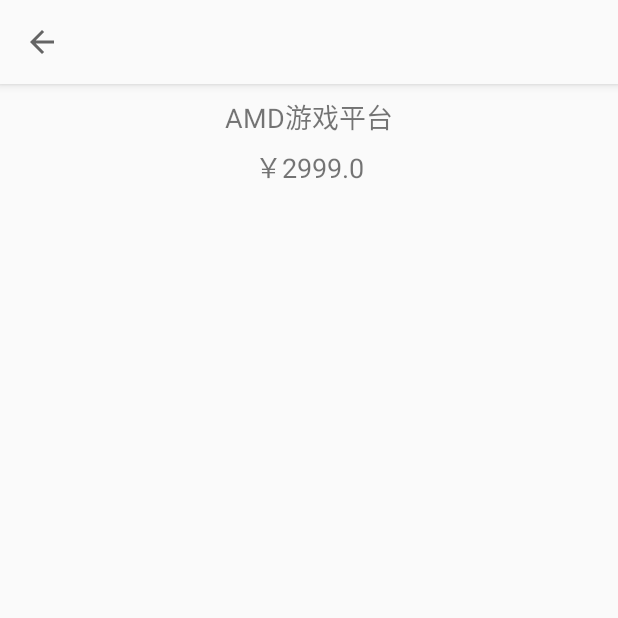
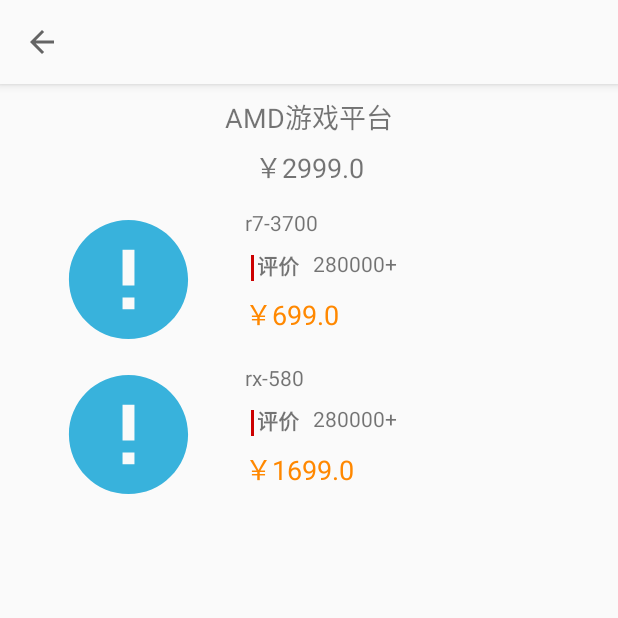
Before and after one commit to P9J7/PC_Builder, an Android app: the screen it shows after launch (MainActivity), after a tap on "AMD游戏平台", on a phone screen of 412 x 824 dp, the top half of it. Run offline under Robolectric (Android 15) with nearby library versions, the phone set to English and light mode, and no system bars; our stand-ins replace Room's generated code; pictures from the network do not load; 4 statements that could not run were skipped.

Commit message:
使用LiveData重构了硬编码

```diff
--- a/app/build.gradle
+++ b/app/build.gradle
@@ -20,6 +20,10 @@
             proguardFiles getDefaultProguardFile('proguard-android-optimize.txt'), 'proguard-rules.pro'
         }
     }
+    compileOptions {
+        sourceCompatibility = 1.8
+        targetCompatibility = 1.8
+    }
 
 }
 
--- /dev/null
+++ b/app/src/main/java/com/p9j7/pcbuilder/Adapter/DisplayAdapter.java
@@ -0,0 +1,100 @@
+package com.p9j7.pcbuilder.Adapter;
+
+import android.content.Context;
+import android.view.LayoutInflater;
+import android.view.View;
+import android.view.ViewGroup;
+import android.widget.ImageView;
+import android.widget.TextView;
+
+import androidx.annotation.NonNull;
+import androidx.recyclerview.widget.DiffUtil;
+import androidx.recyclerview.widget.ListAdapter;
+import androidx.recyclerview.widget.RecyclerView;
+
+import com.p9j7.pcbuilder.Model.Part;
+import com.p9j7.pcbuilder.R;
+import com.p9j7.pcbuilder.Util.LoadImage;
+
+import java.util.List;
+
+public class DisplayAdapter extends ListAdapter<Part, DisplayAdapter.DisplayViewHolder> {
+    private Context context;
+    private List<Part> parts;
+
+    private SchemeAdapter.OnItemClickListener mOnItemClickListener;
+
+
+    public interface OnItemClickListener {
+        void onItemClick();
+    }
+    public void setOnItemClickListener(SchemeAdapter.OnItemClickListener onItemClickListener) {
+        mOnItemClickListener = onItemClickListener;
+    }
+
+    public DisplayAdapter(Context context) {
+        super(new DiffUtil.ItemCallback<Part>() {
+            @Override
+            public boolean areItemsTheSame(@NonNull Part oldItem, @NonNull Part newItem) {
+                return oldItem.getPartId() == newItem.getPartId();
+            }
+
+            @Override
+            public boolean areContentsTheSame(@NonNull Part oldItem, @NonNull Part newItem) {
+                return (oldItem.getDetail().equals(newItem.getDetail()) &&
+                        oldItem.getPrice() == newItem.getPrice() &&
+                        oldItem.getTitle().equals(newItem.getTitle()) &&
+                        oldItem.getCategory().equals(newItem.getTitle()));
+            }
+        });
+        this.context = context;
+    }
+
+    @NonNull
+    @Override
+    public DisplayViewHolder onCreateViewHolder(@NonNull ViewGroup parent, int viewType) {
+        LayoutInflater layoutInflater = LayoutInflater.from(parent.getContext());
+        View itemView = layoutInflater.inflate(R.layout.display_item, parent, false);
+        final DisplayViewHolder holder = new DisplayViewHolder(itemView);
+        holder.itemView.setOnClickListener(new View.OnClickListener() {
+            @Override
+            public void onClick(View v) {
+                // 跳转到配置详情界面
+//                schemeViewModel.select(schemes.get(holder.getAdapterPosition()));
+                mOnItemClickListener.onItemClick();
+            }
+        });
+        return holder;
+    }
+
+    @Override
+    public void onBindViewHolder(@NonNull DisplayViewHolder holder, int position) {
+        final Part part = parts.get(position);
+        holder.partName.setText(part.getTitle());
+        holder.partPrice.setText("￥" + part.getPrice());
+        LoadImage.glideClrcle(context, part.getImgPath(), holder.partPic);
+    }
+
+    public void setParts(List<Part> parts) {
+        this.parts = parts;
+        notifyDataSetChanged();
+    }
+
+    @Override
+    public int getItemCount() {
+        return parts.size();
+    }
+
+    public class DisplayViewHolder extends RecyclerView.ViewHolder {
+        private TextView partName;
+        private TextView partPrice;
+        private TextView partDetail;
+        private ImageView partPic;
+        public DisplayViewHolder(@NonNull View itemView) {
+            super(itemView);
+            partName = itemView.findViewById(R.id.partName);
+            partPrice = itemView.findViewById(R.id.partPrice);
+            partPic = itemView.findViewById(R.id.partPic);
+        }
+    }
+}
--- a/app/src/main/java/com/p9j7/pcbuilder/Adapter/SchemeAdapter.java
+++ b/app/src/main/java/com/p9j7/pcbuilder/Adapter/SchemeAdapter.java
@@ -6,7 +6,6 @@
 import android.view.View;
 import android.view.ViewGroup;
 import android.widget.ImageView;
-import android.widget.LinearLayout;
 import android.widget.TextView;
 
 import androidx.annotation.NonNull;
@@ -14,19 +13,21 @@
 import androidx.recyclerview.widget.ListAdapter;
 import androidx.recyclerview.widget.RecyclerView;
 
-import com.bumptech.glide.Glide;
+import com.p9j7.pcbuilder.Model.Part;
+import com.p9j7.pcbuilder.Model.SchemeWithParts;
 import com.p9j7.pcbuilder.R;
-import com.p9j7.pcbuilder.Model.Scheme;
 import com.p9j7.pcbuilder.Data.SchemeViewModel;
+import com.p9j7.pcbuilder.Util.LoadImage;
 
+import java.util.Iterator;
 import java.util.List;
 
 import static androidx.constraintlayout.widget.Constraints.TAG;
 
 
-public class SchemeAdapter extends ListAdapter<Scheme, SchemeAdapter.SchemeViewHolder> {
+public class SchemeAdapter extends ListAdapter<SchemeWithParts, SchemeAdapter.SchemeViewHolder> {
     private SchemeViewModel schemeViewModel;
-    private List<Scheme> schemes;
+    private List<SchemeWithParts> schemeWithPartsList;
     private Context context;
 
     private OnItemClickListener mOnItemClickListener;
@@ -40,17 +41,17 @@
     }
 
     public SchemeAdapter(SchemeViewModel viewModel, Context context) {
-        super(new DiffUtil.ItemCallback<Scheme>() {
+        super(new DiffUtil.ItemCallback<SchemeWithParts>() {
             @Override
-            public boolean areItemsTheSame(@NonNull Scheme oldItem, @NonNull Scheme newItem) {
-                return oldItem.getSchemeId() == newItem.getSchemeId();
+            public boolean areItemsTheSame(@NonNull SchemeWithParts oldItem, @NonNull SchemeWithParts newItem) {
+                return oldItem.getScheme().getSchemeId() == newItem.getScheme().getSchemeId();
             }
 
             @Override
-            public boolean areContentsTheSame(@NonNull Scheme oldItem, @NonNull Scheme newItem) {
-                return (oldItem.getDetail().equals(newItem.getDetail()) &&
-                        oldItem.getPrice() == newItem.getPrice() &&
-                        oldItem.getName().equals(newItem.getName()));
+            public boolean areContentsTheSame(@NonNull SchemeWithParts oldItem, @NonNull SchemeWithParts newItem) {
+                return (oldItem.getScheme().getDetail().equals(newItem.getScheme().getDetail()) &&
+                        oldItem.getScheme().getPrice() == newItem.getScheme().getPrice() &&
+                        oldItem.getScheme().getName().equals(newItem.getScheme().getName()));
             }
         });
         this.schemeViewModel = viewModel;
@@ -67,7 +68,7 @@
             @Override
             public void onClick(View v) {
                 // 跳转到配置详情界面
-                schemeViewModel.select(schemes.get(holder.getAdapterPosition()));
+                schemeViewModel.select(schemeWithPartsList.get(holder.getAdapterPosition()));
                 mOnItemClickListener.onItemClick();
                 //todo ?????
                 Log.i(TAG, "onClick: ");
@@ -78,14 +79,20 @@
 
     @Override
     public void onBindViewHolder(@NonNull SchemeViewHolder holder, int position) {
-        final Scheme scheme = schemes.get(position);
-        holder.schemeName.setText(scheme.getName());
-        holder.schemePrice.setText("￥" + scheme.getPrice());
-        holder.schemeDetail.setText(scheme.getDetail());
-        Glide.with(context).load("https://img10.360buyimg.com/n1/s450x450_jfs/t3082/185/5978515992/258515/dc6beac1/589a7190N62b6ee82.jpg")
-                .into(holder.imageView);
-        Glide.with(context).load("http://img13.360buyimg.com/n1/s450x450_jfs/t1/114117/14/1515/307612/5e994b5eE24c45abf/684be3b9b37b4f33.jpg")
-                .into(holder.imageView1);
+        final SchemeWithParts scheme = schemeWithPartsList.get(position);
+        holder.schemeName.setText(scheme.getScheme().getName());
+        holder.schemePrice.setText("￥" + scheme.getScheme().getPrice());
+        holder.schemeDetail.setText(scheme.getScheme().getDetail());
+        List<Part> partList = scheme.getParts();
+        if (partList != null) {
+            partList.forEach(item -> {
+                if (item.getCategory().equals("cpu")) {
+                    LoadImage.glideClrcle(context, item.getImgPath(), holder.cpuPhoto);
+                } else if (item.getCategory().equals("dcard")) {
+                    LoadImage.glideClrcle(context, item.getImgPath(), holder.dcardPhoto);
+                }
+            });
+        }
 //        Bitmap bitmap = BitmapFactory.decodeResource(context.getResources(), R.drawable.cpu);
 //        RoundedBitmapDrawable roundedBitmapDrawable = RoundedBitmapDrawableFactory.create(context.getResources(), bitmap);
 //        roundedBitmapDrawable.setCircular(true);
@@ -99,32 +106,30 @@
 
 
 
-    public void setSchemes(List<Scheme> schemes) {
-        this.schemes = schemes;
+    public void setSchemeWithPartsList(List<SchemeWithParts> schemeWithPartsList) {
+        this.schemeWithPartsList = schemeWithPartsList;
         notifyDataSetChanged();
     }
 
     @Override
     public int getItemCount() {
-        return schemes.size();
+        return schemeWithPartsList.size();
     }
 
     public class SchemeViewHolder extends RecyclerView.ViewHolder {
         private TextView schemeName;
         private TextView schemePrice;
         private TextView schemeDetail;
-        private LinearLayout gridPhoto;
-        private ImageView imageView;
-        private ImageView imageView1;
+        private ImageView cpuPhoto;
+        private ImageView dcardPhoto;
 
         public SchemeViewHolder(@NonNull View itemView) {
             super(itemView);
             schemeName = itemView.findViewById(R.id.scheme_name);
             schemePrice = itemView.findViewById(R.id.scheme_price);
             schemeDetail = itemView.findViewById(R.id.scheme_dtl);
-            gridPhoto = itemView.findViewById(R.id.linearLayout);
-            imageView = itemView.findViewById(R.id.imageView8);
-            imageView1 = itemView.findViewById(R.id.imageView7);
+            cpuPhoto = itemView.findViewById(R.id.imageView8);
+            dcardPhoto = itemView.findViewById(R.id.imageView7);
         }
     }
 }
--- a/app/src/main/java/com/p9j7/pcbuilder/Data/PCBuilderDatabase.java
+++ b/app/src/main/java/com/p9j7/pcbuilder/Data/PCBuilderDatabase.java
@@ -30,7 +30,6 @@
                             scheme.put("price", 3699);
                             scheme.put("detail", "i7-9700k+b450m pro+g302+32GDDR4");
                             db.insert("scheme", OnConflictStrategy.REPLACE, scheme);
-//                            scheme.clear();
                             scheme.put("schemeId", 2);
                             scheme.put("name", "AMD游戏平台");
                             scheme.put("price", 2999);
@@ -38,27 +37,32 @@
                             db.insert("scheme", OnConflictStrategy.REPLACE, scheme);
                             ContentValues part = new ContentValues();
                             part.put("partId", 1);
-                            part.put("schemeId", 1);
+                            part.put("schemeForeId", 1);
                             part.put("price", 999.0);
                             part.put("title", "i7-9700k");
+                            part.put("category", "cpu");
+                            part.put("imgPath", "http://img12.360buyimg.com/n1/s450x450_jfs/t27469/203/1025585900/193714/6bfa61b2/5bbf43e7Ndd80aff7.jpg");
                             db.insert("part", OnConflictStrategy.REPLACE, part);
-//                            part.clear();
                             part.put("partId", 2);
-                            part.put("schemeId", 1);
+                            part.put("schemeForeId", 1);
                             part.put("price", 888.0);
                             part.put("title", "b450m pro");
+                            part.put("category", "dcard");
+                            part.put("imgPath", "http://img11.360buyimg.com/n1/s450x450_jfs/t1/107974/30/2052/559930/5e03141aE3fc51c13/2bf443c7063f6b67.jpg");
                             db.insert("part", OnConflictStrategy.REPLACE, part);
-//                            part.clear();
                             part.put("partId", 3);
-                            part.put("schemeId", 2);
+                            part.put("schemeForeId", 2);
                             part.put("price", 699.0);
-                            part.put("title", "r5-3700");
+                            part.put("title", "r7-3700");
+                            part.put("category", "cpu");
+                            part.put("imgPath", "http://img13.360buyimg.com/n1/s450x450_jfs/t1/56735/13/3407/522060/5d12db81Ec6a962a1/97924bcf518cd28a.jpg");
                             db.insert("part", OnConflictStrategy.REPLACE, part);
-//                            part.clear();
                             part.put("partId", 4);
-                            part.put("schemeId", 2);
+                            part.put("schemeForeId", 2);
                             part.put("price", 1699.0);
                             part.put("title", "rx-580");
+                            part.put("category", "dcard");
+                            part.put("imgPath", "http://img13.360buyimg.com/n1/s450x450_jfs/t1/92400/11/3459/303467/5de0791aE86bc4677/daa6ab60c68a841b.jpg");
                             db.insert("part", OnConflictStrategy.REPLACE, part);
                             db.setTransactionSuccessful();
                             db.endTransaction();
--- a/app/src/main/java/com/p9j7/pcbuilder/Data/SchemeDao.java
+++ b/app/src/main/java/com/p9j7/pcbuilder/Data/SchemeDao.java
@@ -4,9 +4,11 @@
 import androidx.room.Dao;
 import androidx.room.Insert;
 import androidx.room.Query;
+import androidx.room.Transaction;
 
 import com.p9j7.pcbuilder.Model.Part;
 import com.p9j7.pcbuilder.Model.Scheme;
+import com.p9j7.pcbuilder.Model.SchemeWithParts;
 
 import java.util.List;
 
@@ -18,6 +20,10 @@
     @Insert
     void insertSchemes(Scheme... schemes);
 
-    @Query("SELECT * FROM Part WHERE schemeId = :schemeId")
+    @Query("SELECT * FROM Part WHERE schemeForeId = :schemeId")
     LiveData<List<Part>> getAllPartBySchemeId(Integer schemeId);
+
+    @Transaction
+    @Query("SELECT * FROM Scheme ORDER BY schemeId DESC")
+    LiveData<List<SchemeWithParts>> getSchemesAndParts();
 }
--- a/app/src/main/java/com/p9j7/pcbuilder/Data/SchemeRepo.java
+++ b/app/src/main/java/com/p9j7/pcbuilder/Data/SchemeRepo.java
@@ -7,6 +7,7 @@
 
 import com.p9j7.pcbuilder.Model.Part;
 import com.p9j7.pcbuilder.Model.Scheme;
+import com.p9j7.pcbuilder.Model.SchemeWithParts;
 
 import java.util.List;
 
@@ -28,6 +29,10 @@
         return schemeDao.getAllPartBySchemeId(schemeId);
     }
 
+    public LiveData<List<SchemeWithParts>> getSchemesAndParts() {
+        return schemeDao.getSchemesAndParts();
+    }
+
     public void insertSchemes(Scheme... schemes) {
         new InsertAsyncTask(schemeDao).execute(schemes);
     }
--- a/app/src/main/java/com/p9j7/pcbuilder/Data/SchemeViewModel.java
+++ b/app/src/main/java/com/p9j7/pcbuilder/Data/SchemeViewModel.java
@@ -9,23 +9,24 @@
 
 import com.p9j7.pcbuilder.Model.Part;
 import com.p9j7.pcbuilder.Model.Scheme;
+import com.p9j7.pcbuilder.Model.SchemeWithParts;
 
 import java.util.List;
 
 public class SchemeViewModel extends AndroidViewModel {
     private SchemeRepo schemeRepo;
-    private final MutableLiveData<Scheme> selected = new MutableLiveData<>();
+    private final MutableLiveData<SchemeWithParts> selected = new MutableLiveData<>();
 
     public SchemeViewModel(@NonNull Application application) {
         super(application);
         schemeRepo = new SchemeRepo(application);
     }
 
-    public void select(Scheme scheme) {
+    public void select(SchemeWithParts scheme) {
         selected.setValue(scheme);
     }
 
-    public LiveData<Scheme> getSelected() {
+    public LiveData<SchemeWithParts> getSelected() {
         return selected;
     }
 
@@ -37,6 +38,10 @@
         return schemeRepo.getAllPartBySchemeId(schemeId);
     }
 
+    public LiveData<List<SchemeWithParts>> getSchemesAndParts() {
+        return schemeRepo.getSchemesAndParts();
+    }
+
 
     void insertSchemes(Scheme scheme) {
         schemeRepo.insertSchemes(scheme);
--- a/app/src/main/java/com/p9j7/pcbuilder/Fragment/DisplayFragment.java
+++ b/app/src/main/java/com/p9j7/pcbuilder/Fragment/DisplayFragment.java
@@ -68,21 +68,14 @@
         partList = new ArrayList<>();
         displayAdapter.setParts(partList);
         schemeViewModel = new ViewModelProvider(getActivity()).get(SchemeViewModel.class);
-        schemeViewModel.getSelected().observe(getViewLifecycleOwner(), new Observer<Scheme>() {
-            @Override
-            public void onChanged(Scheme scheme) {
-                TextView schemeName = getActivity().findViewById(R.id.schemeName);
-                schemeName.setText(scheme.getName());
-                TextView schemePrice = getActivity().findViewById(R.id.schemePrice);
-                schemePrice.setText("￥" + scheme.getPrice());
-                //TODO 更新UI
-                schemeViewModel.getAllPartBySchemeId(scheme.getSchemeId()).observe(getViewLifecycleOwner(), new Observer<List<Part>>() {
-                    @Override
-                    public void onChanged(List<Part> parts) {
-                        displayAdapter.setParts(parts);
-                    }
-                });
-            }
+        schemeViewModel.getSelected().observe(getViewLifecycleOwner(), scheme -> {
+            TextView schemeName = getActivity().findViewById(R.id.schemeName);
+            schemeName.setText(scheme.getScheme().getName());
+            TextView schemePrice = getActivity().findViewById(R.id.schemePrice);
+            schemePrice.setText("￥" + scheme.getScheme().getPrice());
+            displayAdapter.setParts(scheme.getParts());
+            //TODO 更新UI
+//            schemeViewModel.getAllPartBySchemeId(scheme.getScheme().getSchemeId()).observe(getViewLifecycleOwner(), parts -> displayAdapter.setParts(parts));
         });
 //        schemeViewModel.getAllScheme().observe(getViewLifecycleOwner(), new Observer<List<Part>>() {
 //            @Override
--- a/app/src/main/java/com/p9j7/pcbuilder/Fragment/IndexFragment.java
+++ b/app/src/main/java/com/p9j7/pcbuilder/Fragment/IndexFragment.java
@@ -1,6 +1,7 @@
 package com.p9j7.pcbuilder.Fragment;
 
 import android.os.Bundle;
+import android.util.Log;
 import android.view.LayoutInflater;
 import android.view.View;
 import android.view.ViewGroup;
@@ -8,25 +9,26 @@
 import androidx.annotation.NonNull;
 import androidx.annotation.Nullable;
 import androidx.fragment.app.Fragment;
-import androidx.lifecycle.Observer;
 import androidx.lifecycle.ViewModelProvider;
 import androidx.navigation.fragment.NavHostFragment;
 import androidx.recyclerview.widget.LinearLayoutManager;
 import androidx.recyclerview.widget.RecyclerView;
 
+import com.p9j7.pcbuilder.Model.SchemeWithParts;
 import com.p9j7.pcbuilder.R;
-import com.p9j7.pcbuilder.Model.Scheme;
 import com.p9j7.pcbuilder.Adapter.SchemeAdapter;
 import com.p9j7.pcbuilder.Data.SchemeViewModel;
 
 import java.util.ArrayList;
 import java.util.List;
 
+import static androidx.constraintlayout.widget.Constraints.TAG;
+
 public class IndexFragment extends Fragment {
     private RecyclerView recyclerView;
     private SchemeAdapter schemeAdapter;
     private SchemeViewModel schemeViewModel;
-    private List<Scheme> schemeList;
+    private List<SchemeWithParts> schemeWithPartsList;
 
     @Override
     public View onCreateView(
@@ -52,14 +54,14 @@
     }
 
     @Override
-    public void onActivityCreated(@Nullable Bundle savedInstanceState) {
+    public void onActivityCreated(@Nullable final Bundle savedInstanceState) {
         super.onActivityCreated(savedInstanceState);
         schemeViewModel = new ViewModelProvider(getActivity()).get(SchemeViewModel.class);
         recyclerView = getActivity().findViewById(R.id.recyclerView);
         recyclerView.setLayoutManager(new LinearLayoutManager(getActivity()));
         schemeAdapter = new SchemeAdapter(schemeViewModel, getContext());
-        schemeList = new ArrayList<>();
-        schemeAdapter.setSchemes(schemeList);
+        schemeWithPartsList = new ArrayList<>();
+        schemeAdapter.setSchemeWithPartsList(schemeWithPartsList);
         // todo 并没有搞明白下面这么做为什么能把 Fragment对象传过去
         schemeAdapter.setOnItemClickListener(new SchemeAdapter.OnItemClickListener() {
             @Override
@@ -69,13 +71,9 @@
             }
         });
         //todo 接下来要怎么做？
-//        Scheme scheme = new Scheme("AMD游戏平台", 36.2, "r7-3800x");
-//        schemeViewModel.insertSchemes(scheme);
-        schemeViewModel.getAllScheme().observe(getViewLifecycleOwner(), new Observer<List<Scheme>>() {
-            @Override
-            public void onChanged(List<Scheme> schemes) {
-                schemeAdapter.setSchemes(schemes);
-            }
+        schemeViewModel.getSchemesAndParts().observe(getViewLifecycleOwner(), schemeWithParts -> {
+            schemeWithParts.forEach(item -> schemeWithPartsList.add(item));
+            schemeAdapter.setSchemeWithPartsList(schemeWithPartsList);
         });
         recyclerView.setAdapter(schemeAdapter);
     }
--- a/app/src/main/java/com/p9j7/pcbuilder/Model/SchemeWithParts.java
+++ b/app/src/main/java/com/p9j7/pcbuilder/Model/SchemeWithParts.java
@@ -8,7 +8,7 @@
 public class SchemeWithParts {
     @Embedded
     private Scheme scheme;
-    @Relation(parentColumn = "schemeId", entityColumn = "partId")
+    @Relation(parentColumn = "schemeId", entityColumn = "schemeForeId")
     private List<Part> parts;
 
     public SchemeWithParts(Scheme scheme, List<Part> parts) {
--- /dev/null
+++ b/app/src/main/java/com/p9j7/pcbuilder/Util/LoadImage.java
@@ -0,0 +1,24 @@
+package com.p9j7.pcbuilder.Util;
+
+import android.content.Context;
+import android.util.Log;
+import android.widget.ImageView;
+
+import com.bumptech.glide.Glide;
+import com.bumptech.glide.signature.ObjectKey;
+import com.p9j7.pcbuilder.R;
+
+import static androidx.constraintlayout.widget.Constraints.TAG;
+
+public class LoadImage {
+    public static void glideClrcle(Context context, String urlString, ImageView imageView) {
+        Glide.with(context)
+                .load(urlString)
+//                .bitmapTransform(new CropCircleTransformation(context))
+                .placeholder(R.drawable.ic_add)
+                .error(R.drawable.ic_error_black_24dp)
+                .signature(new ObjectKey(System.currentTimeMillis()))
+                //不使用缓存的图片
+                .into(imageView);
+    }
+}
--- /dev/null
+++ b/app/src/main/res/drawable/ic_error_black_24dp.xml
@@ -0,0 +1,5 @@
+<vector android:height="24dp" android:tint="#38B2DC"
+    android:viewportHeight="24.0" android:viewportWidth="24.0"
+    android:width="24dp" xmlns:android="http://schemas.android.com/apk/res/android">
+    <path android:fillColor="#FF000000" android:pathData="M12,2C6.48,2 2,6.48 2,12s4.48,10 10,10 10,-4.48 10,-10S17.52,2 12,2zM13,17h-2v-2h2v2zM13,13h-2L11,7h2v6z"/>
+</vector>
--- a/app/src/main/res/layout/display_item.xml
+++ b/app/src/main/res/layout/display_item.xml
@@ -24,8 +24,7 @@
             android:id="@+id/partName"
             android:layout_width="wrap_content"
             android:layout_height="wrap_content"
-            android:layout_marginStart="16dp"
-            android:layout_marginTop="8dp"
+            android:layout_marginStart="8dp"
             android:text="i5-9400F"
             app:layout_constraintStart_toEndOf="@+id/partPic"
             app:layout_constraintTop_toTopOf="parent" />
@@ -39,17 +38,18 @@
             android:textColor="@android:color/holo_orange_dark"
             android:textSize="18sp"
             app:layout_constraintStart_toStartOf="@+id/partName"
-            app:layout_constraintTop_toBottomOf="@+id/partName" />
+            app:layout_constraintTop_toBottomOf="@+id/textView7" />
 
         <TextView
             android:id="@+id/textView7"
             android:layout_width="wrap_content"
             android:layout_height="wrap_content"
+            android:layout_marginStart="8dp"
             android:layout_marginTop="8dp"
             android:text="评价"
             android:textStyle="bold"
-            app:layout_constraintStart_toStartOf="@+id/partPrice"
-            app:layout_constraintTop_toBottomOf="@+id/partPrice" />
+            app:layout_constraintStart_toStartOf="@+id/partName"
+            app:layout_constraintTop_toBottomOf="@+id/partName" />
 
         <TextView
             android:id="@+id/partScore"
@@ -68,9 +68,7 @@
             android:layout_marginEnd="2dp"
             android:background="@android:color/holo_red_dark"
             app:layout_constraintBottom_toBottomOf="@+id/textView7"
-            app:layout_constraintEnd_toStartOf="@+id/textView7"
-            app:layout_constraintTop_toBottomOf="@+id/partPrice"
-            app:layout_constraintVertical_bias="1.0" />
+            app:layout_constraintEnd_toStartOf="@+id/textView7" />
 
     </androidx.constraintlayout.widget.ConstraintLayout>
 
```
Also changed, not shown: app/src/main/java/com/p9j7/pcbuilder/Model/Part.java (+7 -8 lines), app/src/main/res/layout/index_item.xml (+27 -22 lines).
